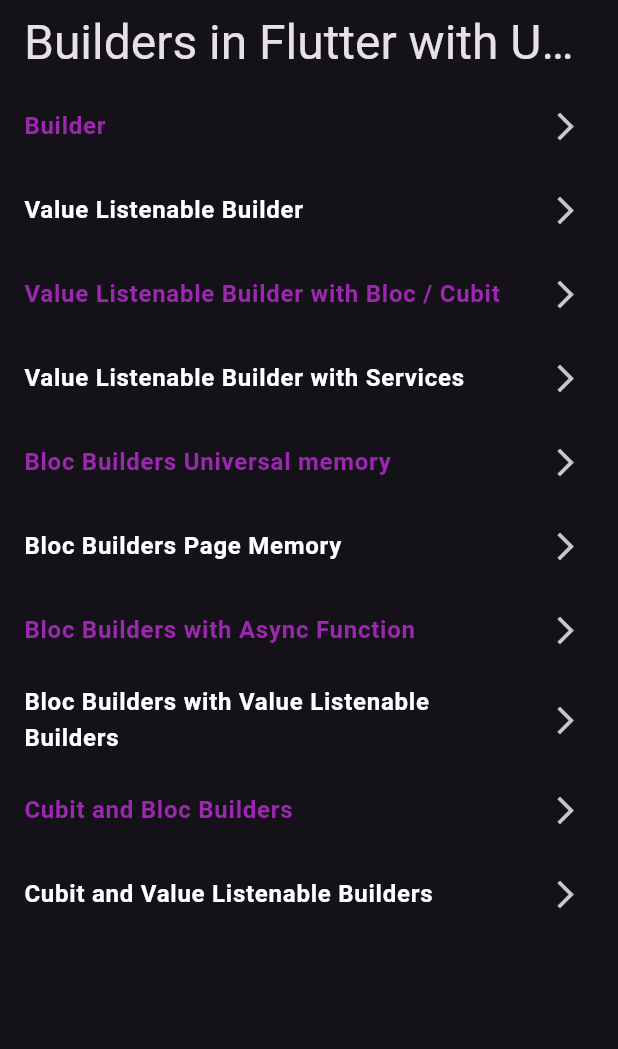
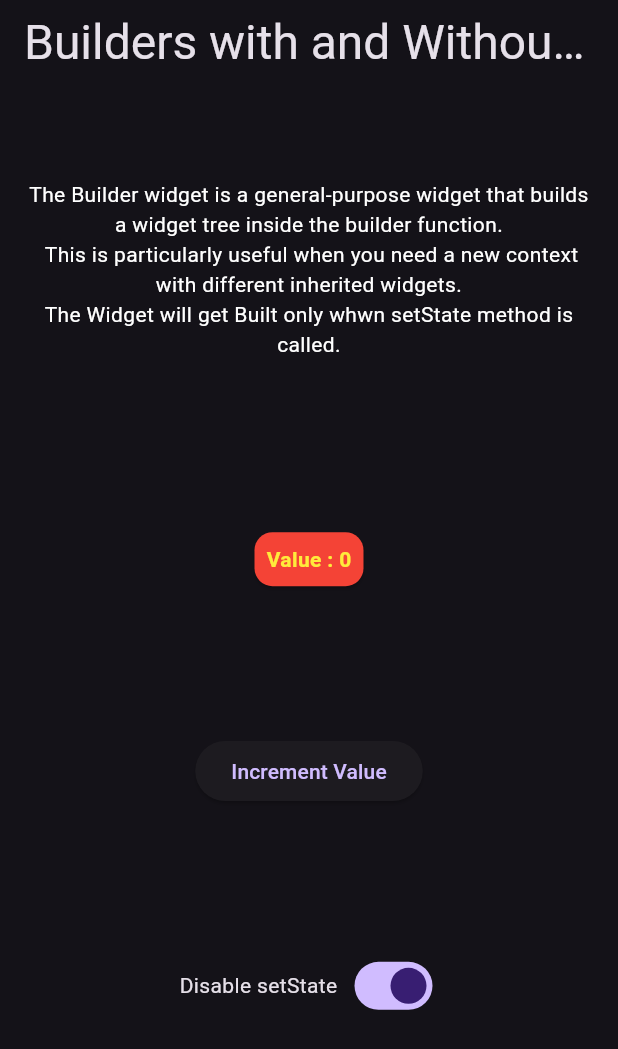
Before and after one commit to jinosh05/flutter_builders_eample, a Flutter app: the screen it shows after launch, on a phone screen of 412 x 824 dp. Shown: the top 1049 px of the screen. Run offline on Flutter 3.47's test engine with Material 3 defaults, Android fonts, the phone set to English and light mode, and no system bars.

Commit message:
BuildersPage completed

```diff
--- /dev/null
+++ b/lib/builders/builders.dart
@@ -0,0 +1,100 @@
+import "package:flutter/foundation.dart";
+import "package:flutter/material.dart";
+
+class BuildersPage extends StatefulWidget {
+  const BuildersPage({super.key});
+
+  @override
+  State<BuildersPage> createState() => _BuildersPageState();
+}
+
+class _BuildersPageState extends State<BuildersPage> {
+  int incrementer = 0;
+  bool enableSetstate = true;
+
+  @override
+  Widget build(final BuildContext context) => Scaffold(
+        appBar: AppBar(
+          title: Text(
+            "Builders with and Without SetState",
+            style: Theme.of(context).textTheme.headlineLarge,
+          ),
+        ),
+        body: Column(
+          mainAxisAlignment: MainAxisAlignment.spaceAround,
+          children: <Widget>[
+            const Padding(
+              padding: EdgeInsets.all(16),
+              child: Text(
+                // ignore: lines_longer_than_80_chars
+                "The Builder widget is a general-purpose widget that builds a widget tree inside the builder function.\n This is particularly useful when you need a new context with different inherited widgets.\nThe Widget will get Built only whwn setState method is called.",
+                style: TextStyle(
+                  color: Colors.white,
+                ),
+                textAlign: TextAlign.center,
+              ),
+            ),
+            Card(
+              color: Colors.red,
+              child: Padding(
+                padding: const EdgeInsets.all(8),
+                child: Builder(
+                  builder: (final BuildContext context) {
+                    ///  Can be used to perfoerm any Function
+                    debugPrint("Rebuilding the Widget");
+                    return Text(
+                      "Value : $incrementer",
+                      style: const TextStyle(
+                        color: Colors.yellow,
+                        fontWeight: FontWeight.bold,
+                      ),
+                    );
+                  },
+                ),
+              ),
+            ),
+            ElevatedButton(
+              onPressed: () {
+                if (enableSetstate) {
+                  setState(() {
+                    incrementer++;
+                  });
+                } else {
+                  incrementer++;
+                }
+              },
+              child: const Text(
+                "Increment Value",
+              ),
+            ),
+            Row(
+              mainAxisAlignment: MainAxisAlignment.center,
+              children: <Widget>[
+                Text(
+                  enableSetstate ? "Disable setState  " : "Enable setState  ",
+                ),
+                Switch(
+                  value: enableSetstate,
+                  onChanged: (final bool? value) {
+                    if (value != null) {
+                      setState(() {
+                        enableSetstate = value;
+                      });
+                    }
+                  },
+                ),
+              ],
+            ),
+            const SizedBox(),
+          ],
+        ),
+      );
+
+  @override
+  void debugFillProperties(final DiagnosticPropertiesBuilder properties) {
+    super.debugFillProperties(properties);
+    properties
+      ..add(IntProperty("incrementer", incrementer))
+      ..add(DiagnosticsProperty<bool>("enableSetstate", enableSetstate));
+  }
+}
--- a/lib/main.dart
+++ b/lib/main.dart
@@ -1,11 +1,18 @@
 import "package:flutter/material.dart";
+import "package:flutter_builders_eample/builders/builders.dart";
 import "package:flutter_builders_eample/home_page.dart";
 
 void main() {
   runApp(
     MaterialApp(
       theme: ThemeData.dark(),
-      home: HomePage(),
+      home: Builder(
+        builder: (final BuildContext context) {
+          return const BuildersPage();
+          // ignore: dead_code
+          return HomePage();
+        },
+      ),
     ),
   );
 }
```
